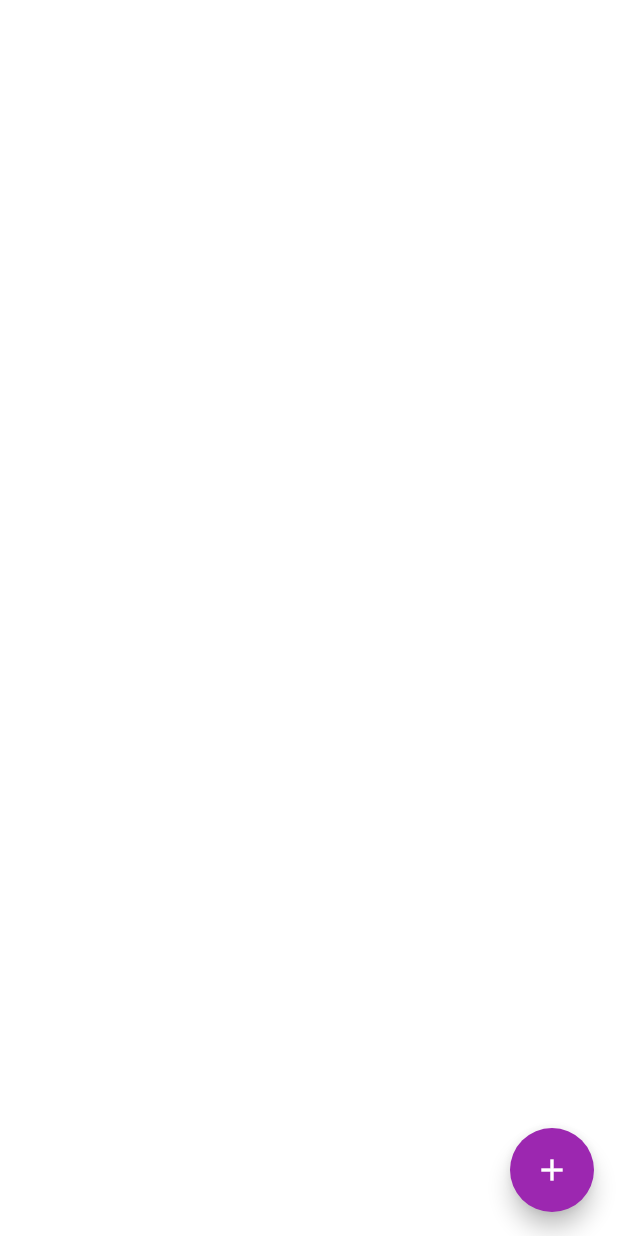
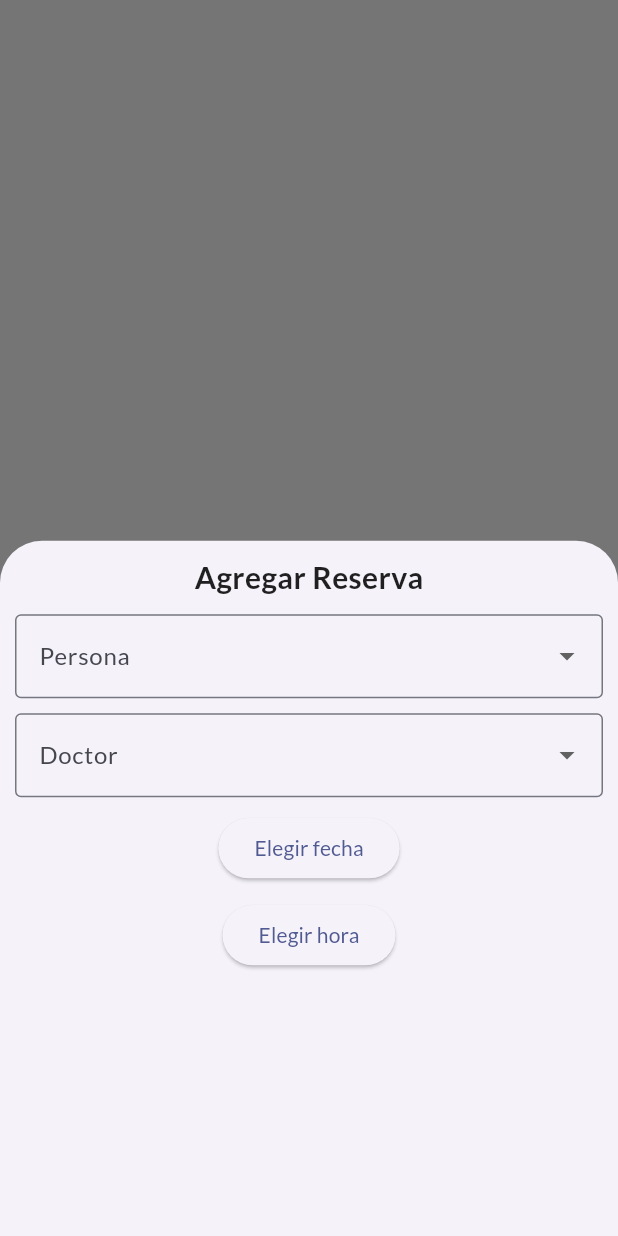
Before and after one commit to Artuencina/segundo_parcial_frontend, a Flutter app: the ReservasScreen screen opened directly, after a tap on the "add" icon, on a phone screen of 412 x 824 dp. Run offline on Flutter 3.47's test engine with Material 2 defaults, Android fonts, the phone set to English and light mode, and no system bars; our stand-ins replace flutter_riverpod, google_fonts.

Commit message:
Agregado: pantalla de reservas

```diff
--- a/lib/models/reserva.dart
+++ b/lib/models/reserva.dart
@@ -7,17 +7,14 @@ class Reserva {
   String idReserva;
   Persona persona;
   Persona doctor;
-  DateTime
-      fecha; //La fecha de finalización es una hora después de la fecha de inicio
-  String horaInicio;
-  String horaFin;
+  DateTime fecha;
+  String horario;
 
   Reserva({
     required this.persona,
     required this.doctor,
     required this.fecha,
-    required this.horaInicio,
-    required this.horaFin,
+    required this.horario,
   }) : idReserva = uuid.v4();
 }
 
--- a/lib/screens/reservas.dart
+++ b/lib/screens/reservas.dart
@@ -1,5 +1,47 @@
 import 'package:flutter/material.dart';
+import 'package:registro_pacientes/models/persona.dart';
 import 'package:registro_pacientes/models/reserva.dart';
+import 'package:registro_pacientes/widgets/reserva_item.dart';
+
+//Esta parte se tiene que hacer con providers pero mientras
+//voy a establecer estaticamente las personas y doctores
+final pacientes = [
+  Persona(
+    nombre: "Juan",
+    telefono: "12345678",
+    apellido: 'Perez',
+    cedula: '12345678',
+    email: '',
+    esDoctor: false,
+  ),
+  Persona(
+    nombre: "Pedro",
+    telefono: "12345678",
+    apellido: 'Perez',
+    cedula: '12345678',
+    email: '',
+    esDoctor: false,
+  ),
+];
+
+List<Persona> doctores = [
+  Persona(
+    nombre: "Roberto",
+    telefono: "12345678",
+    apellido: 'Perez',
+    cedula: '12345678',
+    email: '',
+    esDoctor: true,
+  ),
+  Persona(
+    nombre: "Luis",
+    telefono: "12345678",
+    apellido: 'Perez',
+    cedula: '12345678',
+    email: '',
+    esDoctor: true,
+  ),
+];
 
 class ReservasScreen extends StatefulWidget {
   const ReservasScreen({
@@ -54,16 +96,144 @@ class _ReservasScreenState extends State<ReservasScreen> {
     );
   }
 
+  //Funcion para mostrar un modal para agregar una reserva
+  void _showModalReserva() {
+    //Modal que permita elegir una persona, un doctor, una fecha y una hora
+    showModalBottomSheet(
+      context: context,
+      builder: (context) {
+        return Container(
+          padding: const EdgeInsets.all(10),
+          child: Column(
+            children: [
+              const Text(
+                "Agregar Reserva",
+                style: TextStyle(
+                  fontSize: 20,
+                  fontWeight: FontWeight.bold,
+                ),
+              ),
+              const SizedBox(height: 10),
+              //Elegir persona
+              DropdownButtonFormField(
+                decoration: const InputDecoration(
+                  labelText: "Persona",
+                  border: OutlineInputBorder(),
+                ),
+                items: pacientes
+                    .map(
+                      (e) => DropdownMenuItem(
+                        value: e,
+                        child: Text(e.nombre),
+                      ),
+                    )
+                    .toList(),
+                onChanged: (value) {},
+              ),
+
+              const SizedBox(height: 10),
+              //Elegir doctor
+              DropdownButtonFormField(
+                decoration: const InputDecoration(
+                  labelText: "Doctor",
+                  border: OutlineInputBorder(),
+                ),
+                items: doctores
+                    .map(
+                      (e) => DropdownMenuItem(
+                        value: e,
+                        child: Text(e.nombre),
+                      ),
+                    )
+                    .toList(),
+                onChanged: (value) {},
+              ),
+              const SizedBox(height: 10),
+              //Elegir fecha
+              ElevatedButton(
+                onPressed: () async {
+                  //Mostrar el datepicker
+                  final fecha = await showDatePicker(
+                    context: context,
+                    initialDate: DateTime.now(),
+                    firstDate: DateTime.now(),
+                    lastDate: DateTime.now().add(const Duration(days: 30)),
+                  );
+
+                  //Actualizar el estado de la fecha
+                  setState(() {
+                    widget
+                        .reservas[widget.reservas.indexWhere(
+                      (element) => element.fecha == fecha,
+                    )]
+                        .fecha = fecha!;
+                  });
+                },
+                child: const Text("Elegir fecha"),
+              ),
+              const SizedBox(height: 10),
+              //Elegir hora con un picker de hora
+              //y luego asignar en el horario
+              //de la reserva
+              ElevatedButton(
+                onPressed: () async {
+                  //Mostrar el timepicker
+                  final hora = await showTimePicker(
+                    context: context,
+                    initialTime: TimeOfDay.now(),
+                  );
+
+                  //Actualizar el estado de la hora
+                  setState(() {
+                    widget
+                        .reservas[widget.reservas.indexWhere(
+                      (element) => element.horario == hora!.format(context),
+                    )]
+                        .horario = hora!.format(context);
+                  });
+                },
+                child: const Text("Elegir hora"),
+              ),
+            ],
+          ),
+        );
+      },
+    );
+  }
+
+  //Funcion que valida que la fecha y hora ingresada no exista entre las reservas
+  String _validarReserva(Reserva reserva) {
+    String respuesta = "";
+    //Validar que la fecha no exista
+    for (final reserva in widget.reservas) {
+      if (reserva.fecha == reserva.fecha &&
+          reserva.horario == reserva.horario) {
+        respuesta = "Ya existe una reserva para esa fecha y hora";
+        break;
+      }
+    }
+    return respuesta;
+  }
+
   @override
   Widget build(BuildContext context) {
     return Scaffold(
       floatingActionButton: FloatingActionButton(
-        onPressed: () {},
+        onPressed: _showModalReserva,
         backgroundColor: widget.color,
         foregroundColor: Colors.white,
         shape: const CircleBorder(),
         child: const Icon(Icons.add),
       ),
+      body: ListView.builder(
+        itemCount: widget.reservas.length,
+        itemBuilder: (context, index) {
+          return ReservaItem(
+            reserva: widget.reservas[index],
+            mainColor: widget.color,
+          );
+        },
+      ),
     );
   }
 }
--- a/pubspec.yaml
+++ b/pubspec.yaml
@@ -40,6 +40,7 @@ dependencies:
   intl: ^0.18.1
   flutter_riverpod: ^2.4.4
   riverpod_annotation: ^2.2.1
+  flip_card: ^0.7.0
 
 dev_dependencies:
   flutter_test:
```
Also changed, not shown: lib/main.dart (+8 -5 lines), lib/providers/categorias_provider.dart (added, +31 -0 lines), lib/widgets/reserva_item.dart (added, +57 -0 lines), pubspec.lock.
